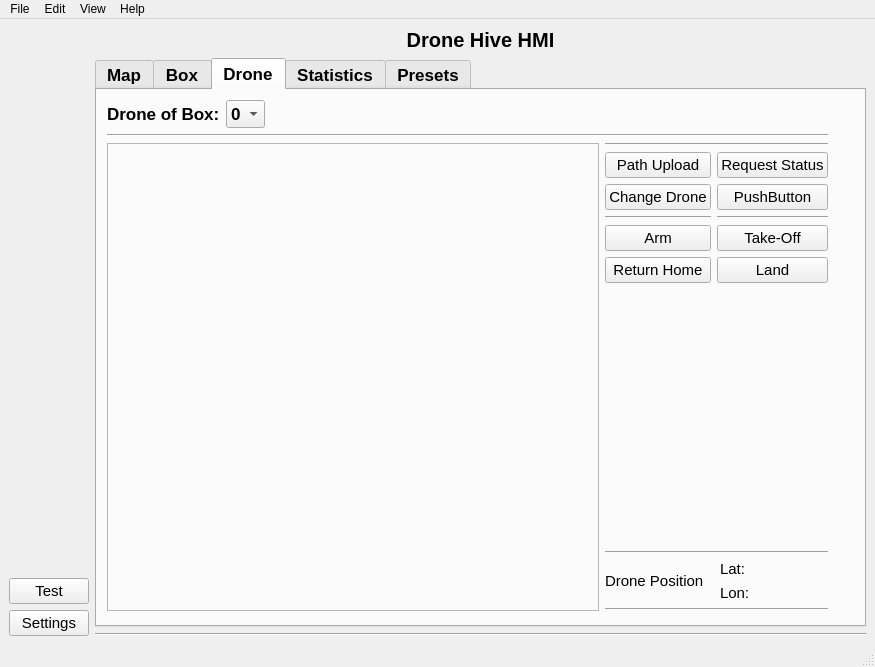
Before: the Qt Designer form ros2_ws/src/hmi/ui/mainwindow.ui in Samwise101/EiRT-AscenD-Robotics, drawn with Qt 5.
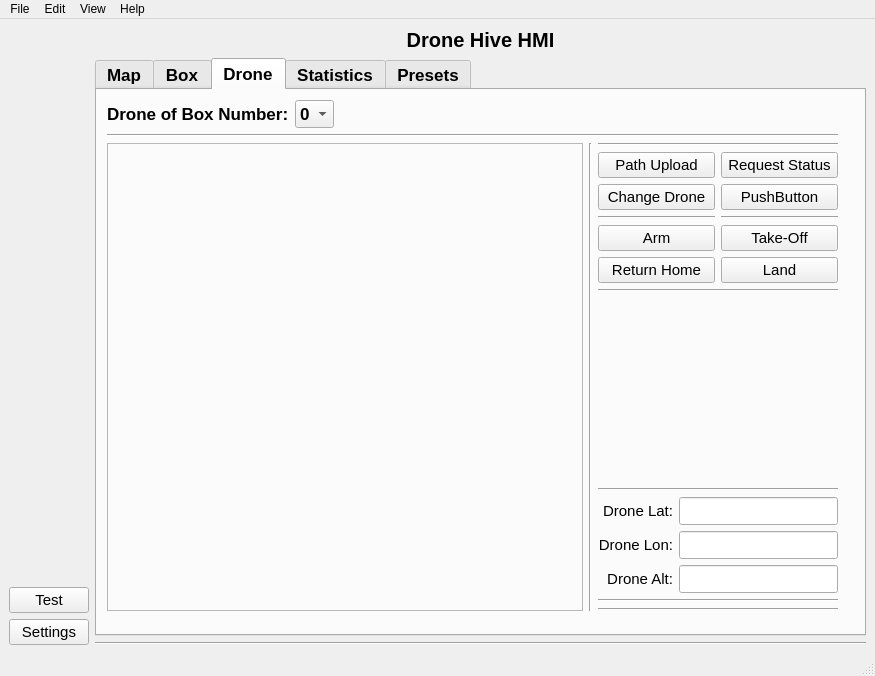
After: the same form once the commit is applied. The open tabs and pages were chosen to show the change. Icons and pictures are not drawn.

```diff
--- a/ros2_ws/src/hmi/ui/mainwindow.ui
+++ b/ros2_ws/src/hmi/ui/mainwindow.ui
@@ -7,7 +7,7 @@
     <x>0</x>
     <y>0</y>
     <width>875</width>
-    <height>667</height>
+    <height>676</height>
    </rect>
   </property>
   <property name="windowTitle">
@@ -78,13 +78,6 @@
        <layout class="QVBoxLayout" name="verticalLayout_2" stretch="0">
         <item>
          <layout class="QGridLayout" name="gridLayout">
-          <item row="2" column="0">
-           <widget class="Line" name="line_6">
-            <property name="orientation">
-             <enum>Qt::Horizontal</enum>
-            </property>
-           </widget>
-          </item>
           <item row="0" column="0">
            <widget class="QLabel" name="label">
             <property name="font">
@@ -102,6 +95,13 @@
             </property>
            </widget>
           </item>
+          <item row="3" column="0">
+           <widget class="Line" name="line_6">
+            <property name="orientation">
+             <enum>Qt::Horizontal</enum>
+            </property>
+           </widget>
+          </item>
           <item row="1" column="0">
            <widget class="QTabWidget" name="tabWidget">
             <property name="minimumSize">
@@ -143,9 +143,9 @@
                 <height>80</height>
                </rect>
               </property>
-              <layout class="QGridLayout" name="gridLayout_5">
-               <item row="0" column="0">
-                <widget class="QFrame" name="frame_4">
+              <layout class="QVBoxLayout" name="verticalLayout_6" stretch="10,0,0">
+               <item>
+                <widget class="QFrame" name="map_frame">
                  <property name="frameShape">
                   <enum>QFrame::StyledPanel</enum>
                  </property>
@@ -483,7 +483,7 @@
                <rect>
                 <x>10</x>
                 <y>10</y>
-                <width>721</width>
+                <width>731</width>
                 <height>511</height>
                </rect>
               </property>
@@ -493,7 +493,7 @@
                  <item>
                   <widget class="QLabel" name="current_drone_label">
                    <property name="text">
-                    <string>Drone of Box:</string>
+                    <string>Drone of Box Number:</string>
                    </property>
                   </widget>
                  </item>
@@ -563,7 +563,7 @@
                 </widget>
                </item>
                <item>
-                <layout class="QHBoxLayout" name="horizontalLayout_9" stretch="2,0">
+                <layout class="QHBoxLayout" name="horizontalLayout_9" stretch="2,0,0">
                  <item>
                   <widget class="QFrame" name="frame_2">
                    <property name="frameShape">
@@ -575,7 +575,14 @@
                   </widget>
                  </item>
                  <item>
-                  <layout class="QVBoxLayout" name="verticalLayout_5" stretch="0,10,0,0,0,0">
+                  <widget class="Line" name="line_15">
+                   <property name="orientation">
+                    <enum>Qt::Vertical</enum>
+                   </property>
+                  </widget>
+                 </item>
+                 <item>
+                  <layout class="QVBoxLayout" name="verticalLayout_5" stretch="0,10,0,0,0,0,0,0">
                    <item>
                     <widget class="Line" name="line_10">
                      <property name="orientation">
@@ -713,6 +720,13 @@
                      </item>
                     </layout>
                    </item>
+                   <item>
+                    <widget class="Line" name="line_16">
+                     <property name="orientation">
+                      <enum>Qt::Horizontal</enum>
+                     </property>
+                    </widget>
+                   </item>
                    <item>
                     <spacer name="verticalSpacer">
                      <property name="orientation">
@@ -726,6 +740,77 @@
                      </property>
                     </spacer>
                    </item>
+                   <item>
+                    <widget class="Line" name="line_17">
+                     <property name="orientation">
+                      <enum>Qt::Horizontal</enum>
+                     </property>
+                    </widget>
+                   </item>
+                   <item>
+                    <layout class="QGridLayout" name="gridLayout_6">
+                     <item row="1" column="1">
+                      <widget class="QLineEdit" name="longitude_lineEdit"/>
+                     </item>
+                     <item row="2" column="1">
+                      <widget class="QLineEdit" name="altitude_lineEdit"/>
+                     </item>
+                     <item row="0" column="1">
+                      <widget class="QLineEdit" name="latitude_lineEdit"/>
+                     </item>
+                     <item row="1" column="0">
+                      <widget class="QLabel" name="longitude_label">
+                       <property name="font">
+                        <font>
+                         <pointsize>11</pointsize>
+                         <weight>50</weight>
+                         <bold>false</bold>
+                        </font>
+                       </property>
+                       <property name="text">
+                        <string>Drone Lon:</string>
+                       </property>
+                       <property name="alignment">
+                        <set>Qt::AlignRight|Qt::AlignTrailing|Qt::AlignVCenter</set>
+                       </property>
+                      </widget>
+                     </item>
+                     <item row="0" column="0">
+                      <widget class="QLabel" name="latitude_label">
+                       <property name="font">
+                        <font>
+                         <pointsize>11</pointsize>
+                         <weight>50</weight>
+                         <bold>false</bold>
+                        </font>
+                       </property>
+                       <property name="text">
+                        <string>Drone Lat:</string>
+                       </property>
+                       <property name="alignment">
+                        <set>Qt::AlignRight|Qt::AlignTrailing|Qt::AlignVCenter</set>
+                       </property>
+                      </widget>
+                     </item>
+                     <item row="2" column="0">
+                      <widget class="QLabel" name="altitude_label">
+                       <property name="font">
+                        <font>
+                         <pointsize>11</pointsize>
+                         <weight>50</weight>
+                         <bold>false</bold>
+                        </font>
+                       </property>
+                       <property name="text">
+                        <string>Drone Alt:</string>
+                       </property>
+                       <property name="alignment">
+                        <set>Qt::AlignRight|Qt::AlignTrailing|Qt::AlignVCenter</set>
+                       </property>
+                      </widget>
+                     </item>
+                    </layout>
+                   </item>
                    <item>
                     <widget class="Line" name="line_8">
                      <property name="orientation">
@@ -733,56 +818,6 @@
                      </property>
                     </widget>
                    </item>
-                   <item>
-                    <layout class="QHBoxLayout" name="horizontalLayout_13">
-                     <item>
-                      <widget class="QLabel" name="label_11">
-                       <property name="font">
-                        <font>
-                         <pointsize>11</pointsize>
-                         <weight>50</weight>
-                         <bold>false</bold>
-                        </font>
-                       </property>
-                       <property name="text">
-                        <string>Drone Position</string>
-                       </property>
-                      </widget>
-                     </item>
-                     <item>
-                      <layout class="QVBoxLayout" name="verticalLayout_6">
-                       <item>
-                        <widget class="QLabel" name="label_12">
-                         <property name="font">
-                          <font>
-                           <pointsize>11</pointsize>
-                           <weight>50</weight>
-                           <bold>false</bold>
-                          </font>
-                         </property>
-                         <property name="text">
-                          <string>Lat:</string>
-                         </property>
-                        </widget>
-                       </item>
-                       <item>
-                        <widget class="QLabel" name="label_13">
-                         <property name="font">
-                          <font>
-                           <pointsize>11</pointsize>
-                           <weight>50</weight>
-                           <bold>false</bold>
-                          </font>
-                         </property>
-                         <property name="text">
-                          <string>Lon:</string>
-                         </property>
-                        </widget>
-                       </item>
-                      </layout>
-                     </item>
-                    </layout>
-                   </item>
                    <item>
                     <widget class="Line" name="line_9">
                      <property name="orientation">
```
Left out of the diff: 330 changed lines with no effect on the pictures.
